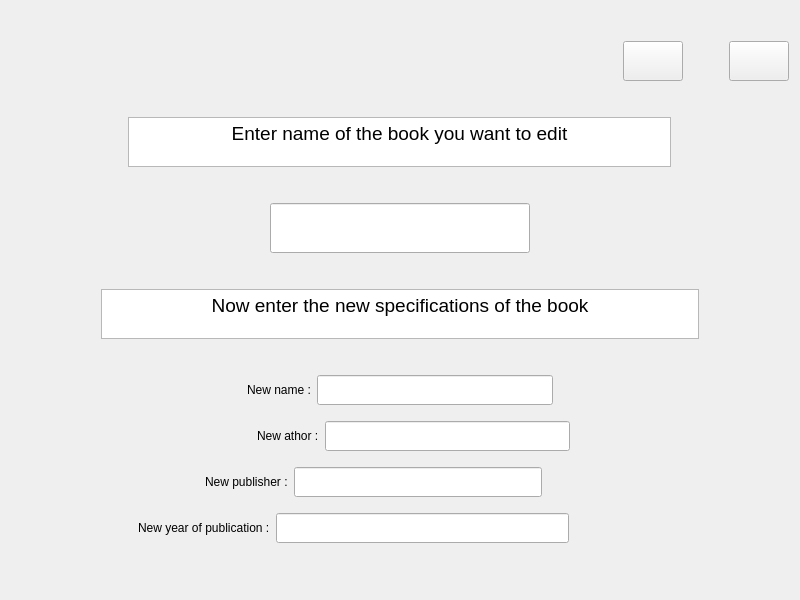
Old version of the form Project/edit.ui in the repository AminNaghiyan/uiap92_project.
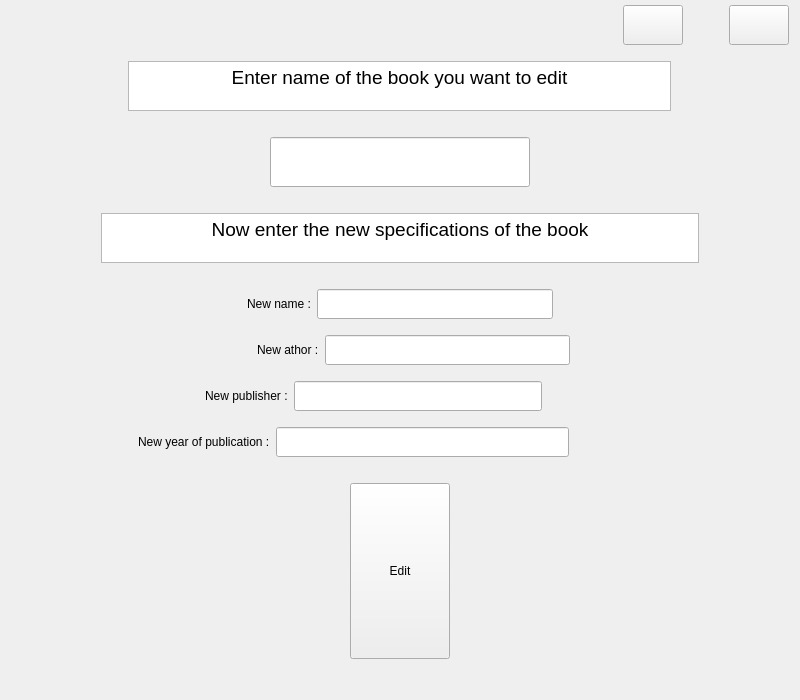
New version of the form. Icons and pictures are not drawn.

The edit to the form file:
```diff
--- a/Project/edit.ui
+++ b/Project/edit.ui
@@ -7,7 +7,7 @@
     <x>0</x>
     <y>0</y>
     <width>800</width>
-    <height>600</height>
+    <height>700</height>
    </rect>
   </property>
   <property name="windowTitle">
@@ -130,7 +130,7 @@
        <property name="sizeHint" stdset="0">
         <size>
          <width>20</width>
-         <height>30</height>
+         <height>10</height>
         </size>
        </property>
       </spacer>
@@ -208,7 +208,7 @@
        <property name="sizeHint" stdset="0">
         <size>
          <width>20</width>
-         <height>30</height>
+         <height>20</height>
         </size>
        </property>
       </spacer>
@@ -273,7 +273,7 @@
        <property name="sizeHint" stdset="0">
         <size>
          <width>20</width>
-         <height>30</height>
+         <height>20</height>
         </size>
        </property>
       </spacer>
@@ -351,7 +351,7 @@
        <property name="sizeHint" stdset="0">
         <size>
          <width>20</width>
-         <height>30</height>
+         <height>20</height>
         </size>
        </property>
       </spacer>
@@ -616,6 +616,77 @@
        </item>
       </layout>
      </item>
+     <item>
+      <spacer name="verticalSpacer_9">
+       <property name="orientation">
+        <enum>Qt::Vertical</enum>
+       </property>
+       <property name="sizeType">
+        <enum>QSizePolicy::Fixed</enum>
+       </property>
+       <property name="sizeHint" stdset="0">
+        <size>
+         <width>20</width>
+         <height>20</height>
+        </size>
+       </property>
+      </spacer>
+     </item>
+     <item>
+      <layout class="QHBoxLayout" name="horizontalLayout_9">
+       <item>
+        <spacer name="horizontalSpacer_11">
+         <property name="orientation">
+          <enum>Qt::Horizontal</enum>
+         </property>
+         <property name="sizeHint" stdset="0">
+          <size>
+           <width>40</width>
+           <height>20</height>
+          </size>
+         </property>
+        </spacer>
+       </item>
+       <item>
+        <widget class="QPushButton" name="edit_2">
+         <property name="sizePolicy">
+          <sizepolicy hsizetype="Fixed" vsizetype="Fixed">
+           <horstretch>0</horstretch>
+           <verstretch>0</verstretch>
+          </sizepolicy>
+         </property>
+         <property name="minimumSize">
+          <size>
+           <width>100</width>
+           <height>50</height>
+          </size>
+         </property>
+         <property name="maximumSize">
+          <size>
+           <width>200</width>
+           <height>200</height>
+          </size>
+         </property>
+         <property name="text">
+          <string>Edit</string>
+         </property>
+        </widget>
+       </item>
+       <item>
+        <spacer name="horizontalSpacer_14">
+         <property name="orientation">
+          <enum>Qt::Horizontal</enum>
+         </property>
+         <property name="sizeHint" stdset="0">
+          <size>
+           <width>40</width>
+           <height>20</height>
+          </size>
+         </property>
+        </spacer>
+       </item>
+      </layout>
+     </item>
      <item>
       <spacer name="verticalSpacer">
        <property name="orientation">
@@ -627,7 +698,7 @@
        <property name="sizeHint" stdset="0">
         <size>
          <width>20</width>
-         <height>10</height>
+         <height>30</height>
         </size>
        </property>
       </spacer>
```
Left out of the diff: 4 changed lines with no effect on the pictures.
